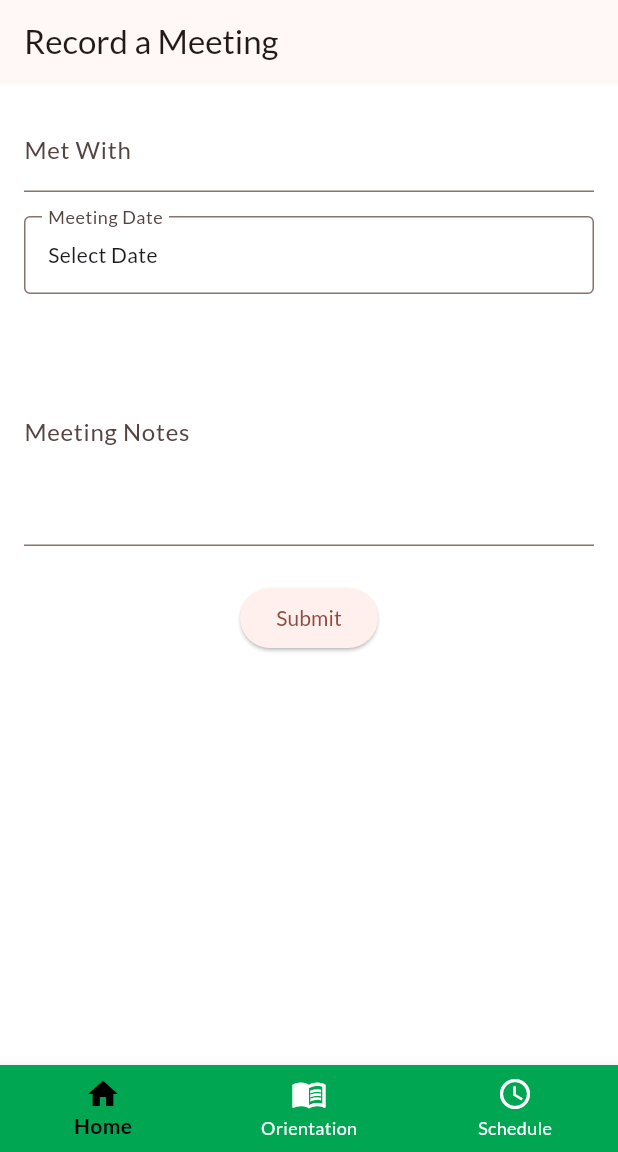
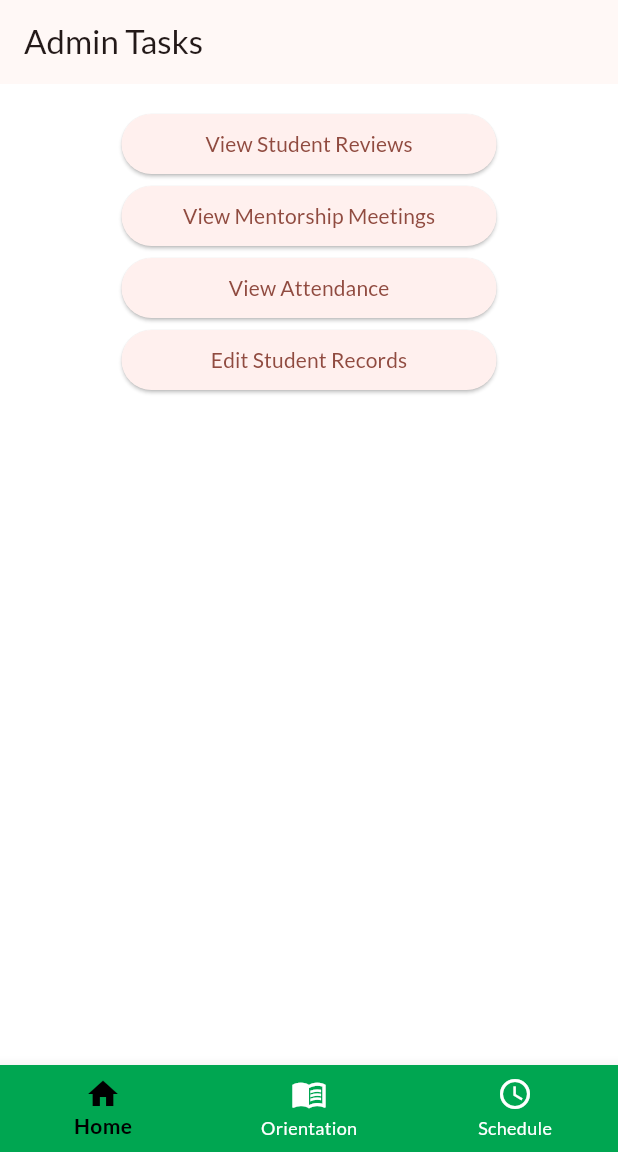
Before and after one commit to mfpullen22/makerere_app, a Flutter app: the screen it shows once a user with an empty profile is signed in, after a tap on "Admin Tasks", on a phone screen of 412 x 824 dp, the part 84-1236 px from its top. Run offline on Flutter 3.47's test engine with Material 3 defaults, Android fonts, the phone set to English and light mode, and no system bars; our stand-ins replace cloud_firestore, cloud_functions, csv, firebase_auth, firebase_core, firebase_storage and 1 more; missing offline and left inert: syncfusion_flutter_pdfviewer; accounts and stored records are empty.

Commit message:
Added Student Review admin task screens

```diff
--- /dev/null
+++ b/lib/screens/admin_tasks_screen.dart
@@ -0,0 +1,54 @@
+import 'package:flutter/material.dart';
+import 'student_reviews_screen.dart';
+
+class AdminTasksScreen extends StatelessWidget {
+  const AdminTasksScreen({super.key});
+
+  @override
+  Widget build(BuildContext context) {
+    return Scaffold(
+      appBar: AppBar(title: const Text('Admin Tasks')),
+      body: Center(
+        child: Padding(
+          padding: const EdgeInsets.all(16.0),
+          child: Column(
+            children: [
+              SizedBox(
+                width: 250,
+                child: ElevatedButton(
+                  onPressed: () => Navigator.push(
+                    context,
+                    MaterialPageRoute(
+                        builder: (_) => const StudentReviewsScreen()),
+                  ),
+                  child: const Text('View Student Reviews'),
+                ),
+              ),
+              SizedBox(
+                width: 250,
+                child: ElevatedButton(
+                  onPressed: () {},
+                  child: const Text('View Mentorship Meetings'),
+                ),
+              ),
+              SizedBox(
+                width: 250,
+                child: ElevatedButton(
+                  onPressed: () {},
+                  child: const Text('View Attendance'),
+                ),
+              ),
+              SizedBox(
+                width: 250,
+                child: ElevatedButton(
+                  onPressed: () {},
+                  child: const Text('Edit Student Records'),
+                ),
+              ),
+            ],
+          ),
+        ),
+      ),
+    );
+  }
+}
--- a/lib/screens/home.dart
+++ b/lib/screens/home.dart
@@ -1,5 +1,6 @@
 import "package:flutter/material.dart";
 import "package:makerere_app/screens/add_survey.dart";
+import "package:makerere_app/screens/admin_tasks_screen.dart";
 import "package:makerere_app/screens/list_surveys.dart";
 import "package:makerere_app/screens/mentorship.dart";
 import "package:makerere_app/screens/presentation_list.dart";
@@ -81,7 +82,7 @@ class HomeScreen extends StatelessWidget {
               child: ElevatedButton(
                 onPressed: () {
                   // Similarly for the AddSurveyScreen
-                  onNavigate(const MeetingFormScreen());
+                  onNavigate(const AdminTasksScreen());
                 },
                 child: const Text("Admin Tasks"),
               ),
--- a/lib/screens/tabs.dart
+++ b/lib/screens/tabs.dart
@@ -34,7 +34,7 @@ class _TabsScreenState extends State<TabsScreen> {
     _fetchUserRole();
   }
 
-  Future<void> _fetchUserRole() async {
+/*   Future<void> _fetchUserRole() async {
     final user = FirebaseAuth.instance.currentUser;
     if (user != null) {
       final userDoc = await FirebaseFirestore.instance
@@ -53,6 +53,30 @@ class _TabsScreenState extends State<TabsScreen> {
           _isLoading = false;
         });
         // Handle user doc not existing if needed.
+      }
+    }
+  } */
+
+  Future<void> _fetchUserRole() async {
+    final user = FirebaseAuth.instance.currentUser;
+    if (user != null) {
+      final userDoc = await FirebaseFirestore.instance
+          .collection('users')
+          .doc(user.uid)
+          .get();
+
+      if (!mounted) return; // prevent calling setState if widget is disposed
+
+      if (userDoc.exists) {
+        setState(() {
+          _userRole = userDoc['role'];
+          _isLoading = false;
+        });
+      } else {
+        setState(() {
+          _userRole = null;
+          _isLoading = false;
+        });
       }
     }
   }
--- a/pubspec.yaml
+++ b/pubspec.yaml
@@ -44,6 +44,8 @@ dependencies:
   intl: ^0.19.0
   syncfusion_flutter_pdfviewer: ^27.1.56
   firebase_storage: ^12.4.7
+  csv: ^6.0.0
+  cloud_functions: ^5.5.2
 
 dev_dependencies:
   flutter_test:
```
Also changed, not shown: lib/screens/student_review_list_screen.dart (added, +59 -0 lines), lib/screens/student_reviews_screen.dart (added, +151 -0 lines), lib/screens/view_surveys.dart (+84 -0 lines), firebase.json, pubspec.lock, 8 other files.
